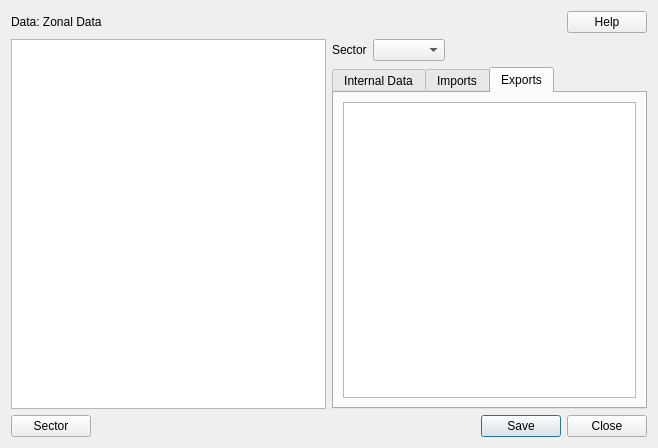
This is zonaldata.ui in TomasdelaBarra/QTRANUS as Qt 5 draws it before an edit. The edited form follows.
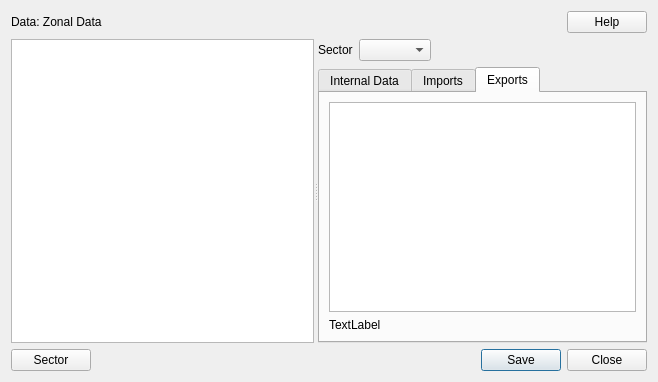
This is the edited form. The open tabs and pages were chosen to show the change.

```diff
--- a/zonaldata.ui
+++ b/zonaldata.ui
@@ -7,16 +7,16 @@
     <x>0</x>
     <y>0</y>
     <width>658</width>
-    <height>448</height>
+    <height>382</height>
    </rect>
   </property>
   <property name="windowTitle">
    <string>Data | Zonal Data</string>
   </property>
+  <layout class="QHBoxLayout" name="horizontalLayout_3">
+   <item>
   <layout class="QVBoxLayout" name="verticalLayout_7">
    <item>
-    <layout class="QVBoxLayout" name="verticalLayout_6">
-     <item>
       <layout class="QHBoxLayout" name="horizontalLayout">
        <item>
         <widget class="QLabel" name="label_title">
@@ -48,16 +48,15 @@
       </layout>
      </item>
      <item>
-      <layout class="QHBoxLayout" name="horizontalLayout_3">
+      <layout class="QVBoxLayout" name="verticalLayout_6">
        <item>
-        <layout class="QVBoxLayout" name="verticalLayout_2">
-         <item>
+        <widget class="QSplitter" name="splitter">
+         <property name="orientation">
+          <enum>Qt::Horizontal</enum>
+         </property>
           <widget class="QTreeView" name="scenarios_tree"/>
-         </item>
-        </layout>
-       </item>
-       <item>
-        <layout class="QVBoxLayout" name="verticalLayout_5">
+         <widget class="QWidget" name="layoutWidget">
+          <layout class="QVBoxLayout" name="verticalLayout_2">
          <item>
           <layout class="QHBoxLayout" name="horizontalLayout_2">
            <item>
@@ -90,7 +89,7 @@
           </layout>
          </item>
          <item>
-          <widget class="QTabWidget" name="tabWidget">
+            <widget class="QTabWidget" name="total_items_exports_2">
            <property name="currentIndex">
             <number>1</number>
            </property>
@@ -122,11 +121,20 @@
              <item>
               <widget class="QTableWidget" name="exports_data_table"/>
              </item>
+               <item>
+                <widget class="QLabel" name="total_items_exports">
+                 <property name="text">
+                  <string>TextLabel</string>
+                 </property>
+                </widget>
+               </item>
             </layout>
            </widget>
           </widget>
          </item>
         </layout>
+         </widget>
+        </widget>
        </item>
       </layout>
      </item>
```
Left out of the diff: 17 changed lines with no effect on the pictures. Lines whose indentation alone changed are shown as unchanged.
